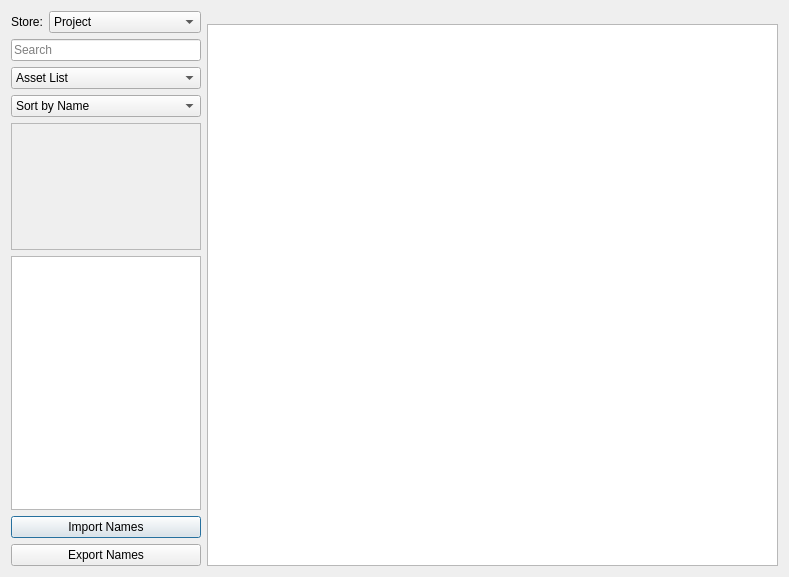
AxioDL/PrimeWorldEditor, file src/Editor/ResourceBrowser/CResourceBrowser.ui: the form before one commit.
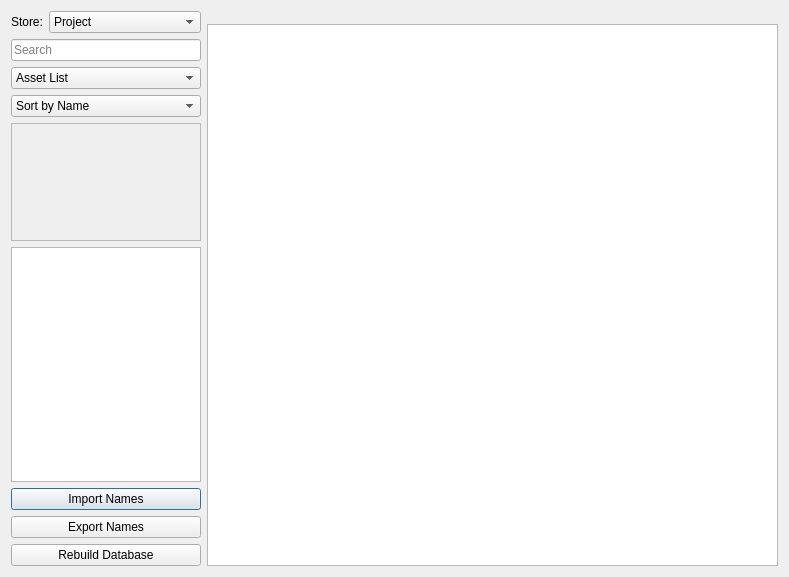
The form after the commit.

Commit message: Added ability to rebuild the resource database from the project resources folder. Editor can detect if the resource database is corrupt on load and if so prompts the user to repair it.

Diff of the .ui file:
```diff
--- a/src/Editor/ResourceBrowser/CResourceBrowser.ui
+++ b/src/Editor/ResourceBrowser/CResourceBrowser.ui
@@ -130,7 +130,7 @@
            <x>0</x>
            <y>0</y>
            <width>189</width>
-           <height>126</height>
+           <height>117</height>
           </rect>
          </property>
         </widget>
@@ -189,6 +189,13 @@
         </property>
        </widget>
       </item>
+      <item>
+       <widget class="QPushButton" name="RebuildDatabaseButton">
+        <property name="text">
+         <string>Rebuild Database</string>
+        </property>
+       </widget>
+      </item>
      </layout>
     </widget>
    </item>
```
The commit also changes 28 other files.
